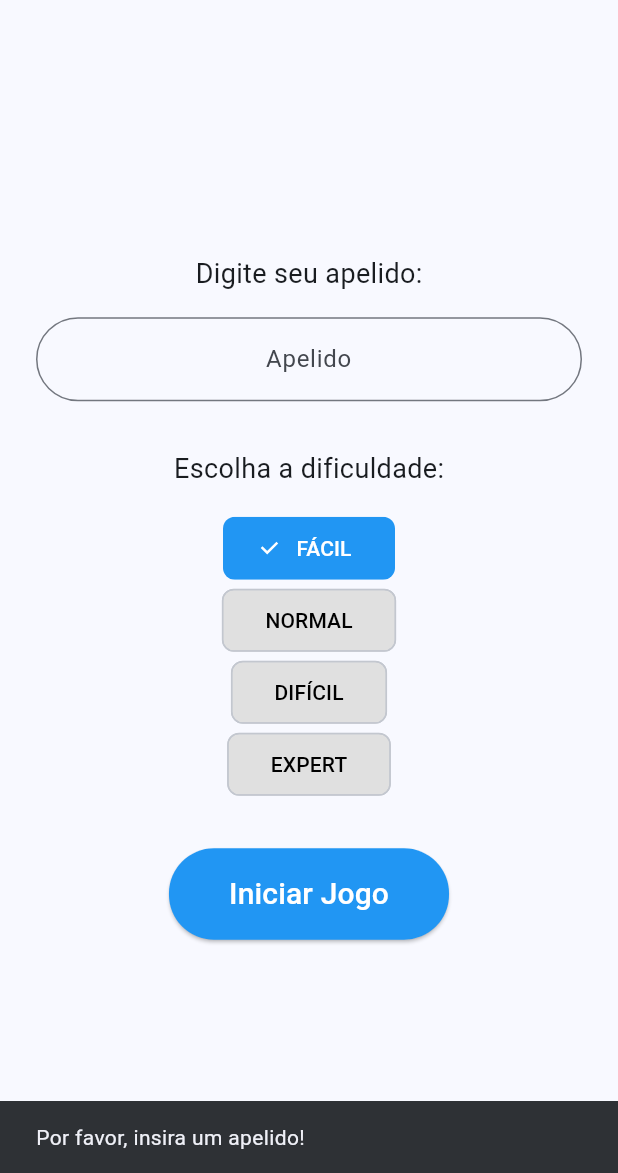
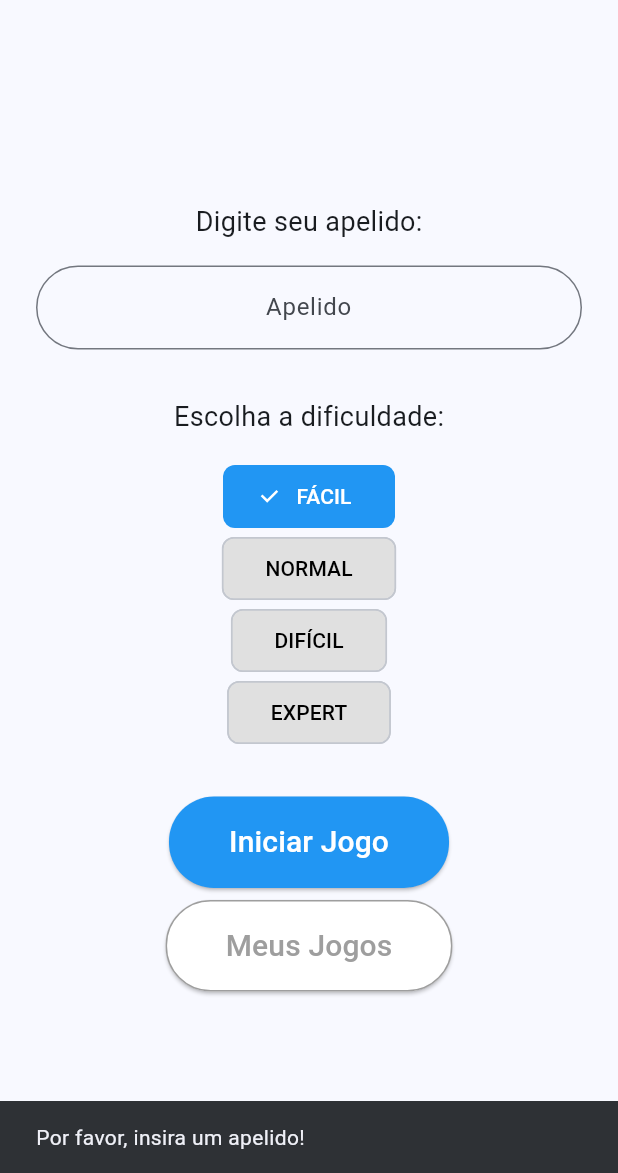
Before and after one commit to thiagofons/sudoku, a Flutter app: the screen it shows after launch, after a tap on "Iniciar Jogo", on a phone screen of 412 x 824 dp, the part 63-1236 px from its top. Run offline on Flutter 3.47's test engine with Material 3 defaults, Android fonts, the phone set to English and light mode, and no system bars; our stand-ins replace logger, sqflite; missing offline and left inert: sudoku_dart; accounts and stored records are empty.

Commit message:
📦 NEW: Matches screen

```diff
--- a/lib/main.dart
+++ b/lib/main.dart
@@ -1,7 +1,11 @@
 import 'package:flutter/material.dart';
 import 'package:sudoku/screens/home.dart';
 
-void main() => runApp(const SudokuApp());
+void main() {
+  debugPrint = (String? message, {int? wrapWidth}) {};
+
+  runApp(const SudokuApp());
+}
 
 class SudokuApp extends StatelessWidget {
   const SudokuApp({super.key});
--- a/lib/screens/home.dart
+++ b/lib/screens/home.dart
@@ -1,5 +1,6 @@
 import 'package:flutter/material.dart';
 import 'package:sudoku/screens/game.dart';
+import 'package:sudoku/screens/my_games.dart';
 
 class HomeScreen extends StatefulWidget {
   const HomeScreen({super.key});
@@ -26,6 +27,15 @@ class _HomeScreenState extends State<HomeScreen> {
           nickname: _nicknameController.text,
           difficulty: _selectedDifficulty,
         ),
+      ),
+    );
+  }
+
+  void _goToMyGames() {
+    Navigator.push(
+      context,
+      MaterialPageRoute(
+        builder: (context) => const MyGamesScreen(),
       ),
     );
   }
@@ -133,6 +143,24 @@ class _HomeScreenState extends State<HomeScreen> {
                     style: TextStyle(fontSize: 20, color: Colors.white),
                   ),
                 ),
+                const SizedBox(height: 8),
+
+                ElevatedButton(
+                  onPressed: _goToMyGames,
+                  style: ElevatedButton.styleFrom(
+                    side: const BorderSide(color: Colors.grey, width: 1),
+                    padding: const EdgeInsets.symmetric(
+                        vertical: 16, horizontal: 40),
+                    shape: RoundedRectangleBorder(
+                      borderRadius: BorderRadius.circular(30),
+                    ),
+                    backgroundColor: Colors.white,
+                  ),
+                  child: const Text(
+                    'Meus Jogos',
+                    style: TextStyle(fontSize: 20, color: Colors.grey),
+                  ),
+                ),
               ],
             ),
           ),
--- a/pubspec.yaml
+++ b/pubspec.yaml
@@ -9,8 +9,12 @@ environment:
 dependencies:
   flutter:
     sdk: flutter
+  logger: ^2.5.0
   path: ^1.9.0
+  path_provider: ^2.1.5
   sqflite: ^2.4.1
+  sqflite_common: ^2.5.4+6
+  sqflite_common_ffi: ^2.3.4+4
   sudoku_dart: ^1.2.0
   uuid: ^4.5.1
 
```
Also changed, not shown: lib/repository/sudoku.dart (+41 -11 lines), lib/screens/my_games.dart (added, +77 -0 lines), lib/service/sudoku.dart (+7 -2 lines), pubspec.lock, 2 other files.
